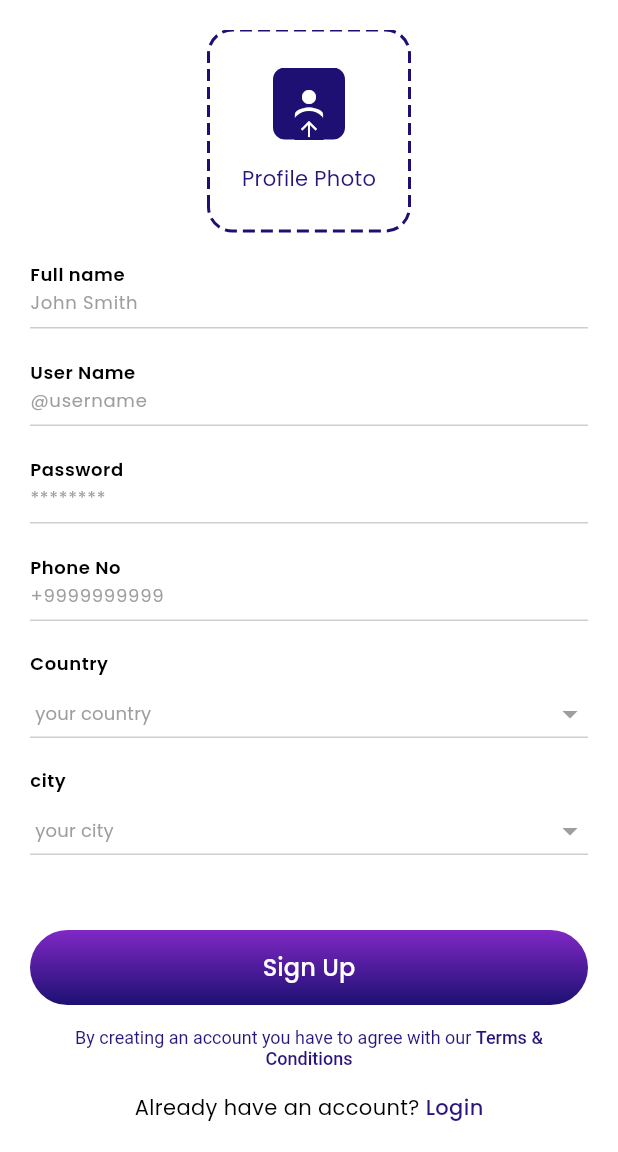
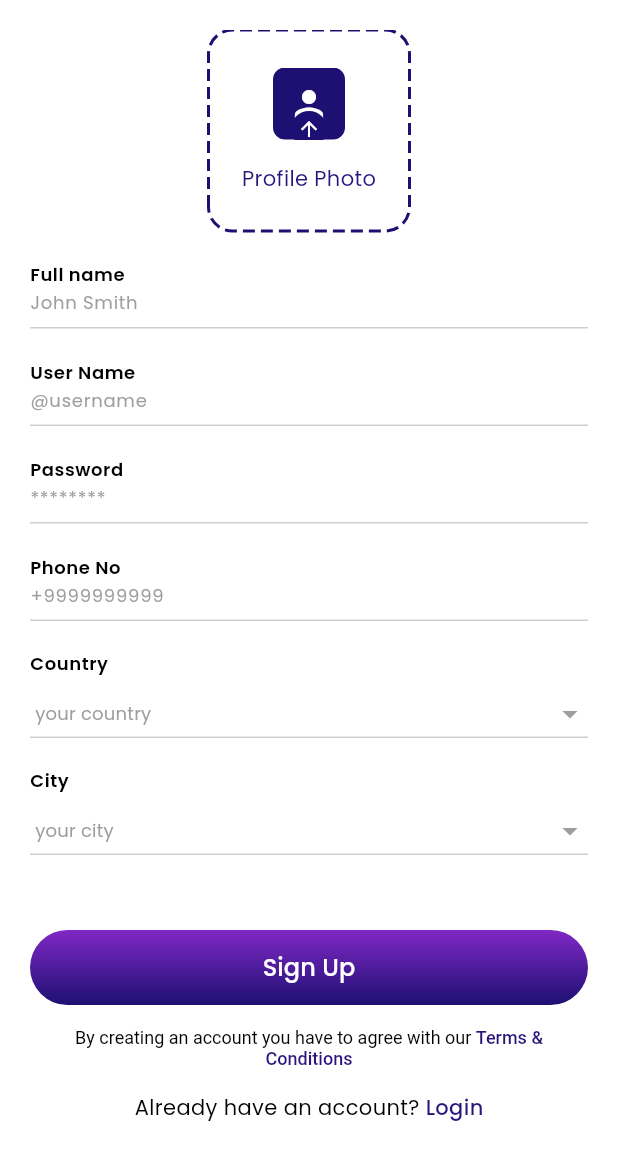
Before and after one commit to ELASHMAWYDEV/cast-in, a Flutter app: the SignupScreen screen opened by its route, scrolled down 69 dp, on a phone screen of 412 x 824 dp, the part 84-1236 px from its top. Run offline on Flutter 3.47's test engine with Material 3 defaults, Android fonts, the light colour scheme and no system bars; drawn by our look-alikes of dotted_border, flutter_form_builder; our stand-ins replace form_builder_validators, get, pinput, shared_preferences; accounts and stored records are empty.

Commit message:
solve some comments to pr1

```diff
--- a/lib/ui/common/custom_form_builder_drop_down.dart
+++ b/lib/ui/components/form/drop_down._field.dart
@@ -2,8 +2,8 @@ import 'package:flutter/material.dart';
 import 'package:flutter_form_builder/flutter_form_builder.dart';
 import 'package:cast_in/utils/style.dart';
 
-class CustomFormBuilderDropdown<T> extends StatelessWidget {
-  const CustomFormBuilderDropdown({
+class DropDownField<T> extends StatelessWidget {
+  const DropDownField({
     super.key,
     required this.name,
     this.labelText,
--- a/lib/ui/components/authentcation/profile_photo.dart
+++ b/lib/ui/components/profile_photo.dart
@@ -61,7 +61,7 @@ class ProfilePhotoWidget extends StatelessWidget {
               const SizedBox(height: 16),
 
               // Profile Photo Text
-              Text("Profile Photo", style: AppStyle.bodyTextStyle22),
+              Text("Profile Photo", style: AppStyle.bodyTextStyle2.copyWith(color: AppStyle.secondaryTextColor)),
             ],
           ),
         ),
--- a/lib/ui/screens/auth/signup/signup_screen.dart
+++ b/lib/ui/screens/auth/signup/signup_screen.dart
@@ -1,7 +1,7 @@
 import 'package:cast_in/ui/common/custom_appbar.dart';
-import 'package:cast_in/ui/common/custom_form_builder_drop_down.dart';
-import 'package:cast_in/ui/common/custom_title_and_suptitle.dart';
-import 'package:cast_in/ui/components/authentcation/profile_photo.dart';
+import 'package:cast_in/ui/components/form/drop_down._field.dart';
+import 'package:cast_in/ui/screens/auth/components/custom_title_and_suptitle.dart';
+import 'package:cast_in/ui/components/profile_photo.dart';
 import 'package:cast_in/ui/components/form/input_field.dart';
 import 'package:cast_in/ui/components/main_button.dart';
 import 'package:cast_in/utils/app_router.dart';
@@ -76,7 +76,7 @@ class SignupScreen extends StatelessWidget {
                         ]),
                       ),
                       SizedBox(height: 30),
-                      CustomFormBuilderDropdown<String>(
+                      DropDownField(
                         name: 'country',
                         labelText: 'Country',
                         hintText: ' your country',
@@ -89,12 +89,12 @@ class SignupScreen extends StatelessWidget {
                       SizedBox(
                         height: 30,
                       ),
-                      CustomFormBuilderDropdown<String>(
+                      DropDownField(
                         name: 'city',
-                        labelText: 'city',
+                        labelText: 'City',
                         hintText: ' your city',
                         items: [],
-                        validator: FormBuilderValidators.required(errorText: 'city is required'),
+                        validator: FormBuilderValidators.required(errorText: 'City is required'),
                         onChanged: (value) {
                           print(value);
                         },
@@ -105,7 +105,7 @@ class SignupScreen extends StatelessWidget {
                 SizedBox(height: 20),
                 MainButton(
                   onPressed: () {
-                    Get.toNamed(AppRouter.verification);
+                    Get.toNamed(AppRouter.VERIFICATION);
                   },
                   title: 'Sign Up',
                   fullWidth: true,
@@ -135,7 +135,7 @@ class SignupScreen extends StatelessWidget {
                     ),
                     GestureDetector(
                         onTap: () {
-                          Navigator.of(context).pushNamed(AppRouter.verification);
+                          Get.toNamed(AppRouter.LOGIN);
                         },
                         child: Text('Login', textAlign: TextAlign.center, style: AppStyle.textButtonTextStyle)),
                   ],
--- a/lib/utils/app_router.dart
+++ b/lib/utils/app_router.dart
@@ -8,8 +8,8 @@ abstract class AppRouter {
   // Routes
   static const LOGIN = '/auth/login';
   static const SIGNUP = '/auth/signup';
-  static const verification = '/auth/verification';
-  static const profession = '/auth/profession';
+  static const VERIFICATION = '/auth/verification';
+  static const PROFESSION = '/auth/profession';
 
   static const String initialRoute = LOGIN;
 
@@ -23,11 +23,11 @@ abstract class AppRouter {
           page: () => SignupScreen(),
         ),
         GetPage(
-          name: verification,
+          name: VERIFICATION,
           page: () => VerificationScreen(),
         ),
         GetPage(
-          name: profession,
+          name: PROFESSION,
           page: () => ProfessionScreen(),
         ),
       ];
--- a/lib/utils/style.dart
+++ b/lib/utils/style.dart
@@ -43,16 +43,11 @@ abstract class AppStyle {
     fontWeight: FontWeight.normal,
     color: primaryTextColor,
   );
-  static TextStyle bodyTextStyle22 = TextStyle(
-    fontSize: 14,
-    fontWeight: FontWeight.normal,
-    color: secondaryTextColor,
-  );
 
   static TextStyle bodyTextStyle3 = TextStyle(
     fontSize: 12,
     fontWeight: FontWeight.normal,
-    color: secondaryTextColor,
+    color: primaryTextColor,
   );
 
   static TextStyle textButtonTextStyle = TextStyle(
@@ -60,12 +55,12 @@ abstract class AppStyle {
     fontWeight: FontWeight.w500,
     color: secondaryTextColor,
   );
-  static TextStyle textStyle1 = TextStyle(
+  static TextStyle subTitleStyle1 = TextStyle(
     fontSize: 14,
     fontWeight: FontWeight.w500,
     color: primaryTextColor,
   );
-  static TextStyle textStyle = TextStyle(
+  static TextStyle subTitleStyle2 = TextStyle(
     fontSize: 16,
     fontWeight: FontWeight.w500,
     color: secondaryColor,
```
Also changed, not shown: lib/ui/common/custom_appbar.dart (+3 -4 lines), lib/ui/screens/auth/profession/profession_controller.dart (added, +30 -0 lines), lib/ui/screens/auth/profession/profession_screen.dart (+14 -29 lines), lib/ui/screens/auth/verification/verification_controller.dart (added, +37 -0 lines), lib/ui/screens/auth/verification/verification_screen.dart (+21 -14 lines), lib/ui/screens/auth/components/custom_title_and_suptitle.dart (renamed from lib/ui/common/custom_title_and_suptitle.dart).
